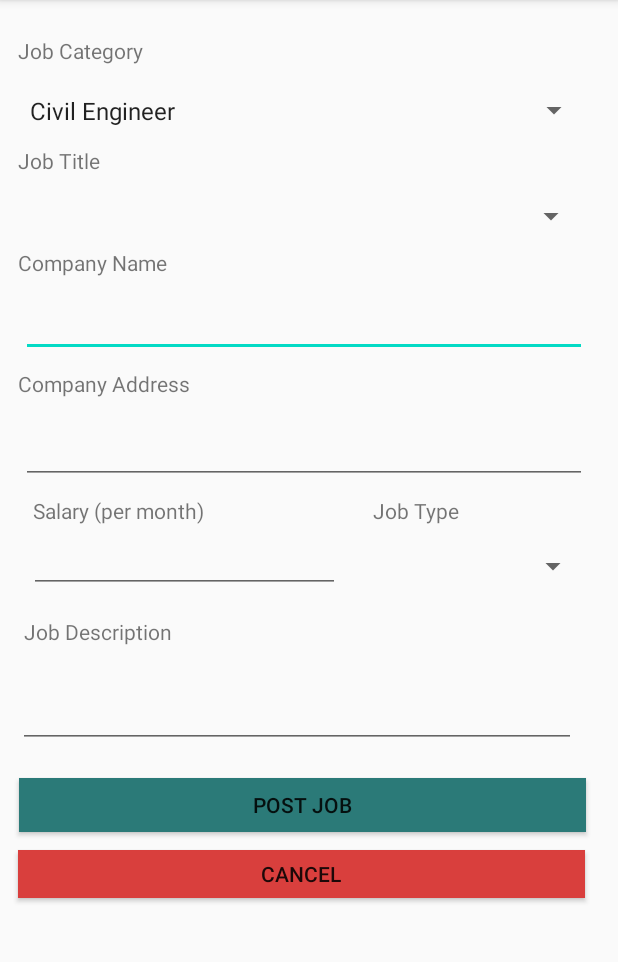
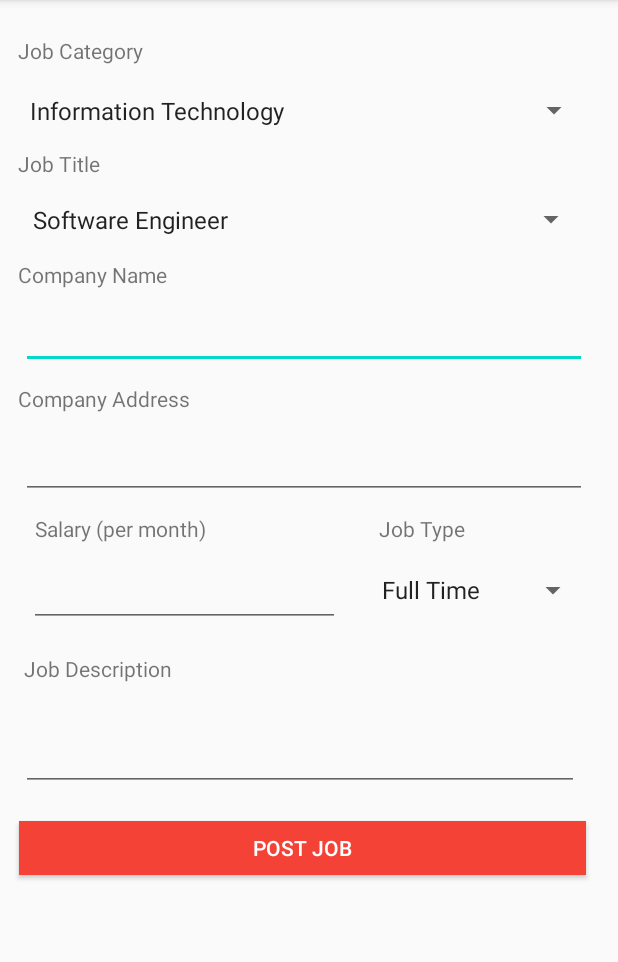
Before and after one commit to AkeelMNM/MADDProject, an Android app: the CompanyAddJobActivity screen opened directly, with no data from a screen before it, on a phone screen of 412 x 824 dp, the part 84-1046 px from its top. Run offline under Robolectric (Android 15) with nearby library versions, the phone set to English and light mode, and no system bars; our stand-ins replace Firebase (no records; nobody signed in at launch, a user with empty details on screens opened directly); Roboto replaces fonts that are not available here.

Commit message:
Updated by zumry.

```diff
--- a/app/src/main/java/com/firstapp/jobfixer/CompanyAddJobActivity.java
+++ b/app/src/main/java/com/firstapp/jobfixer/CompanyAddJobActivity.java
@@ -8,12 +8,13 @@ import android.os.Bundle;
 import android.text.TextUtils;
 import android.view.Menu;
 import android.view.MenuInflater;
+import android.view.MenuItem;
 import android.view.View;
+import android.widget.AdapterView;
 import android.widget.ArrayAdapter;
 import android.widget.Button;
 import android.widget.EditText;
 import android.widget.Spinner;
-import android.widget.TextView;
 import android.widget.Toast;
 
 import com.firstapp.jobfixer.Database.DBMaster;
@@ -26,18 +27,19 @@ import com.google.firebase.database.ValueEventListener;
 
 import java.util.ArrayList;
 
-public class CompanyAddJobActivity extends AppCompatActivity {
+public class CompanyAddJobActivity extends AppCompatActivity implements AdapterView.OnItemSelectedListener {
 
     private ArrayList<String> JobID = new ArrayList<>();
     public static final String JOBS_ID_PREFIX ="job0";
 
     EditText txtComName,txtComAdd,txtComSal,txtComDes;
     Button AddJobBtn;
-    Button CanBtn;
     Spinner jobCategory,JobTitle,JobType;
-    String[] JobCategoryArray,JobTitleArray,JobTypeArray;
+    String[] JobCategoryArray,JobTypeArray;
     ArrayAdapter CategoryAdapter,TileAdapter,TypeAdapter;
     DatabaseReference DBRef;
+
+    private String SelectCat ,SelectTit ,SelectType ;
 
     @Override
     protected void onCreate(Bundle savedInstanceState) {
@@ -48,9 +50,8 @@ public class CompanyAddJobActivity extends AppCompatActivity {
         JobTitle =(Spinner) findViewById(R.id.AddJobTitleSpinner);
         JobType =(Spinner) findViewById(R.id.AddJobTypeSpinner);
 
-        JobCategoryArray = getResources().getStringArray(R.array.arJobCat);
-        //JobTitleArray = getResources().getStringArray(R.array.);
-        //JobTypeArray = getResources().getStringArray(R.array.JobType);
+        JobCategoryArray = getResources().getStringArray(R.array.jobCat);
+        JobTypeArray = getResources().getStringArray(R.array.jobTy);
 
         txtComName = (EditText) findViewById(R.id.AddComName);
         txtComAdd = (EditText) findViewById(R.id.AddCompanyAddress);
@@ -58,19 +59,23 @@ public class CompanyAddJobActivity extends AppCompatActivity {
         txtComDes = (EditText) findViewById(R.id.AddtxtDesc);
 
         AddJobBtn = (Button) findViewById(R.id.AddJobPostBtn);
-        CanBtn = (Button) findViewById(R.id.AddJobCancelBtn);
 
+        /**Assigning the values to Job Category Spinner in the Activity**/
         CategoryAdapter = new ArrayAdapter(CompanyAddJobActivity.this,android.R.layout.simple_spinner_item,JobCategoryArray);
         CategoryAdapter.setDropDownViewResource(android.R.layout.simple_spinner_dropdown_item);
         jobCategory.setAdapter(CategoryAdapter);
+        jobCategory.setOnItemSelectedListener(this);
 
-        TileAdapter = new ArrayAdapter(CompanyAddJobActivity.this,android.R.layout.simple_spinner_item,JobTitleArray);
-        TileAdapter.setDropDownViewResource(android.R.layout.simple_spinner_dropdown_item);
-        JobTitle.setAdapter(TileAdapter);
-
+        /**Assigning the values to Job Type Spinner in the Activity**/
         TypeAdapter = new ArrayAdapter(CompanyAddJobActivity.this,android.R.layout.simple_spinner_item,JobTypeArray);
         TypeAdapter.setDropDownViewResource(android.R.layout.simple_spinner_dropdown_item);
         JobType.setAdapter(TypeAdapter);
+
+        /**Reading the values in Job Type Spinner in the Activity**/
+        SelectType = JobType.getSelectedItem().toString().trim();
+
+        /**Reading the values in Company Name in the Activity**/
+        txtComName.setText(SessionApplication.getUserName());
 
         AddJobBtn.setOnClickListener(new View.OnClickListener() {
             @Override
@@ -82,12 +87,12 @@ public class CompanyAddJobActivity extends AppCompatActivity {
 
                         Jobs job = new Jobs();
 
-                        job.setUserID("01");
-                        job.setCategory(jobCategory.getSelectedItem().toString().trim());
-                        job.setTitle(JobTitle.getSelectedItem().toString().trim());
+                        job.setUserID(SessionApplication.getUserID());
+                        job.setCategory(SelectCat);
+                        job.setTitle(SelectTit);
                         job.setCompanyName(txtComName.getText().toString().trim());
                         job.setCompanyAddress(txtComAdd.getText().toString().trim());
-                        job.setType(JobType.getSelectedItem().toString().trim());
+                        job.setType(SelectType);
                         job.setSalary(txtComSal.getText().toString().trim());
                         job.setDescription(txtComDes.getText().toString().trim());
 
@@ -144,16 +149,6 @@ public class CompanyAddJobActivity extends AppCompatActivity {
             }
         });
 
-        CanBtn.setOnClickListener(new View.OnClickListener() {
-            @Override
-            public void onClick(View view) {
-
-                Toast.makeText(CompanyAddJobActivity.this, "Cancel Add Job successfully..!!",Toast.LENGTH_SHORT).show();
-
-                Intent intent = new Intent(CompanyAddJobActivity.this,CompanyViewJobActivity.class);
-                startActivity(intent);
-            }
-        });
     }
 
     public boolean onCreateOptionsMenu(Menu menu) {
@@ -162,4 +157,96 @@ public class CompanyAddJobActivity extends AppCompatActivity {
         return true;
     }
 
+    @Override
+    public void onItemSelected (AdapterView< ? > parent, View view, int position, long id){
+
+        /**Reading the values in Job Category Spinner in the Activity**/
+        SelectCat = parent.getItemAtPosition(position).toString();
+
+
+        /**Change the values in Job Title according to the user selection of the job Category and assigning values to the job title Spinner in the Activity**/
+
+        if (SelectCat.equals("Information Technology")) {
+            TileAdapter = new ArrayAdapter<>(this, android.R.layout.simple_spinner_item, getResources().getStringArray(R.array.itJobCat));
+            TileAdapter.setDropDownViewResource(android.R.layout.simple_spinner_dropdown_item);
+            JobTitle.setAdapter(TileAdapter);
+
+        }
+        else if(SelectCat.equals("Business Management and Administration")){
+            TileAdapter = new ArrayAdapter<>(this, android.R.layout.simple_spinner_item, getResources().getStringArray(R.array.bmJobCat));
+            TileAdapter.setDropDownViewResource(android.R.layout.simple_spinner_dropdown_item);
+            JobTitle.setAdapter(TileAdapter);
+
+        }
+        else if(SelectCat.equals("Engineering")){
+            TileAdapter = new ArrayAdapter<>(this, android.R.layout.simple_spinner_item, getResources().getStringArray(R.array.enJobCat));
+            TileAdapter.setDropDownViewResource(android.R.layout.simple_spinner_dropdown_item);
+            JobTitle.setAdapter(TileAdapter);
+
+        }
+        else if(SelectCat.equals("Hospitality and Tourism")){
+            TileAdapter = new ArrayAdapter<>(this, android.R.layout.simple_spinner_item, getResources().getStringArray(R.array.htJobCat));
+            TileAdapter.setDropDownViewResource(android.R.layout.simple_spinner_dropdown_item);
+            JobTitle.setAdapter(TileAdapter);
+        }
+        else if(SelectCat.equals("Architecture and Construction")){
+            TileAdapter = new ArrayAdapter<>(this, android.R.layout.simple_spinner_item, getResources().getStringArray(R.array.arJobCat));
+            TileAdapter.setDropDownViewResource(android.R.layout.simple_spinner_dropdown_item);
+            JobTitle.setAdapter(TileAdapter);
+        }
+
+        /**Reading the values in Job Title Spinner in the Activity**/
+        SelectTit = JobTitle.getSelectedItem().toString();
+
+    }
+
+    @Override
+    public void onNothingSelected (AdapterView < ? > parent){
+
+    }
+
+    /** Menu bar actions**/
+    @Override
+    public boolean onOptionsItemSelected(@NonNull MenuItem item) {
+        switch (item.getItemId()) {
+            case R.id.action_help:
+                helpCenter();
+                return true;
+            case R.id.action_logout:
+                logOut();
+                return true;
+            default:
+                return super.onOptionsItemSelected(item);
+        }
+    }
+
+    /** Logout from device**/
+    private void logOut() {
+        SessionApplication.setUserID("");
+        SessionApplication.setUserName("");
+        SessionApplication.setUserType("");
+        SessionApplication.setUserEmail("");
+
+        Intent intent = new Intent(CompanyAddJobActivity.this,AdminLoginActivity.class);
+        startActivity(intent);
+
+
+    }
+
+    private void helpCenter() {
+        Intent intent = new Intent(CompanyAddJobActivity.this,HelpCenterActivity.class);
+        startActivity(intent);
+    }
+
+    @Override
+    protected void onStart() {
+        super.onStart();
+        /** check user is log in**/
+        if(SessionApplication.getUserName().equals("")){
+            Intent intent = new Intent(CompanyAddJobActivity.this,AdminLoginActivity.class);
+            startActivity(intent);
+        }
+
+    }
+
 }
--- a/app/src/main/java/com/firstapp/jobfixer/CompanyHomeActivity.java
+++ b/app/src/main/java/com/firstapp/jobfixer/CompanyHomeActivity.java
@@ -24,7 +24,7 @@ public class CompanyHomeActivity extends AppCompatActivity {
         HCompJobs=findViewById(R.id.btnCompanyJobs);
         HCompProfile=findViewById(R.id.btnCompanyProfile);
         HCompRequests=findViewById(R.id.btnCompanyRequest);
-        HCompHelpCent=findViewById(R.id.btnUserHelpCenter);
+        HCompHelpCent=findViewById(R.id.btnCompanyHelpCenter);
 
         /** Session Application class to get user Details**/
         SesUID=SessionApplication.getUserID();
@@ -36,6 +36,7 @@ public class CompanyHomeActivity extends AppCompatActivity {
             @Override
             public void onClick(View v) {
                 Intent intent = new Intent(CompanyHomeActivity.this,CompanyViewJobActivity.class);
+                startActivity(intent);
             }
         });
         HCompHelpCent.setOnClickListener(new View.OnClickListener() {
--- a/app/src/main/java/com/firstapp/jobfixer/CompanyViewJobActivity.java
+++ b/app/src/main/java/com/firstapp/jobfixer/CompanyViewJobActivity.java
@@ -18,6 +18,7 @@ import com.firstapp.jobfixer.Database.DBMaster;
 import com.firstapp.jobfixer.ViewAdapters.JobViewAdapter;
 import com.google.firebase.database.DataSnapshot;
 import com.google.firebase.database.DatabaseError;
+import com.google.firebase.database.DatabaseReference;
 import com.google.firebase.database.FirebaseDatabase;
 import com.google.firebase.database.Query;
 import com.google.firebase.database.ValueEventListener;
@@ -37,6 +38,7 @@ public class CompanyViewJobActivity extends AppCompatActivity {
     private ArrayList<String> mJobCate = new ArrayList<>();
 
     Button AddJob;
+    DatabaseReference dBRead;
 
     @Override
     protected void onCreate(Bundle savedInstanceState) {
@@ -60,7 +62,8 @@ public class CompanyViewJobActivity extends AppCompatActivity {
 
     private void initImageBitmaps() {
 
-        Query data = FirebaseDatabase.getInstance().getReference().child(DBMaster.Job.TABLE_NAME);
+        dBRead = FirebaseDatabase.getInstance().getReference().child(DBMaster.Job.TABLE_NAME);
+        Query data = dBRead.orderByChild(DBMaster.Job.COLUMN_NAME_USER_ID).equalTo(SessionApplication.getUserID());
 
         data.addValueEventListener(new ValueEventListener() {
             @Override
--- a/app/src/main/java/com/firstapp/jobfixer/ViewAdapters/JobViewAdapter.java
+++ b/app/src/main/java/com/firstapp/jobfixer/ViewAdapters/JobViewAdapter.java
@@ -13,7 +13,9 @@ import android.widget.Toast;
 import androidx.annotation.NonNull;
 import androidx.recyclerview.widget.RecyclerView;
 
+import com.firstapp.jobfixer.CompanyAddJobActivity;
 import com.firstapp.jobfixer.CompanyEditJobActivity;
+import com.firstapp.jobfixer.CompanyViewJobActivity;
 import com.firstapp.jobfixer.Database.DBMaster;
 import com.firstapp.jobfixer.R;
 import com.google.firebase.database.DataSnapshot;
@@ -104,6 +106,8 @@ public class JobViewAdapter extends RecyclerView.Adapter<JobViewAdapter.ViewHold
                             DatabaseReference dbRef = FirebaseDatabase.getInstance().getReference().child(DBMaster.Job.TABLE_NAME).child(id);
                             dbRef.removeValue();
                             Toast.makeText(mContext.getApplicationContext(), "Job Deleted Successfully", Toast.LENGTH_SHORT).show();
+
+
                         }
                     }
 
--- a/app/src/main/res/layout/activity_company_add_job.xml
+++ b/app/src/main/res/layout/activity_company_add_job.xml
@@ -31,7 +31,7 @@
         android:id="@+id/textView9"
         android:layout_width="208dp"
         android:layout_height="22dp"
-        android:layout_marginTop="8dp"
+        android:layout_marginTop="10dp"
         android:text="@string/job_title"
         app:layout_constraintEnd_toEndOf="parent"
         app:layout_constraintHorizontal_bias="0.059"
@@ -53,7 +53,7 @@
         android:id="@+id/textView10"
         android:layout_width="205dp"
         android:layout_height="23dp"
-        android:layout_marginTop="4dp"
+        android:layout_marginTop="10dp"
         android:text="@string/compName"
         app:layout_constraintEnd_toEndOf="parent"
         app:layout_constraintHorizontal_bias="0.058"
@@ -76,7 +76,7 @@
         android:id="@+id/textView15"
         android:layout_width="205dp"
         android:layout_height="23dp"
-        android:layout_marginTop="8dp"
+        android:layout_marginTop="10dp"
         android:text="@string/Work_place_address"
         app:layout_constraintEnd_toEndOf="parent"
         app:layout_constraintHorizontal_bias="0.058"
@@ -98,8 +98,8 @@
     <TextView
         android:id="@+id/textView12"
         android:layout_width="205dp"
-        android:layout_height="19dp"
-        android:layout_marginTop="8dp"
+        android:layout_height="20dp"
+        android:layout_marginTop="10dp"
         android:text="@string/Salary"
         app:layout_constraintEnd_toStartOf="@+id/textView11"
         app:layout_constraintHorizontal_bias="0.5"
@@ -108,9 +108,9 @@
 
     <TextView
         android:id="@+id/textView11"
-        android:layout_width="141dp"
-        android:layout_height="22dp"
-        android:layout_marginTop="8dp"
+        android:layout_width="136dp"
+        android:layout_height="20dp"
+        android:layout_marginTop="10dp"
         android:text="@string/job_type"
         app:layout_constraintEnd_toEndOf="parent"
         app:layout_constraintHorizontal_bias="0.5"
@@ -120,8 +120,8 @@
     <EditText
         android:id="@+id/AddJobSalary"
         android:layout_width="207dp"
-        android:layout_height="37dp"
-        android:layout_marginTop="8dp"
+        android:layout_height="wrap_content"
+        android:layout_marginTop="10dp"
         android:ems="10"
         android:inputType="number"
         app:layout_constraintEnd_toStartOf="@+id/AddJobTypeSpinner"
@@ -132,8 +132,8 @@
     <Spinner
         android:id="@+id/AddJobTypeSpinner"
         android:layout_width="146dp"
-        android:layout_height="34dp"
-        android:layout_marginTop="8dp"
+        android:layout_height="41dp"
+        android:layout_marginTop="10dp"
         app:layout_constraintEnd_toEndOf="parent"
         app:layout_constraintHorizontal_bias="0.5"
         app:layout_constraintStart_toEndOf="@+id/AddJobSalary"
@@ -143,7 +143,7 @@
         android:id="@+id/textView13"
         android:layout_width="225dp"
         android:layout_height="27dp"
-        android:layout_marginTop="16dp"
+        android:layout_marginTop="18dp"
         android:text="@string/Job_Description"
         app:layout_constraintEnd_toEndOf="parent"
         app:layout_constraintHorizontal_bias="0.086"
@@ -154,11 +154,11 @@
         android:id="@+id/AddtxtDesc"
         android:layout_width="372dp"
         android:layout_height="48dp"
-        android:layout_marginTop="12dp"
+        android:layout_marginTop="16dp"
         android:ems="10"
         android:inputType="textPersonName"
         app:layout_constraintEnd_toEndOf="parent"
-        app:layout_constraintHorizontal_bias="0.307"
+        app:layout_constraintHorizontal_bias="0.358"
         app:layout_constraintStart_toStartOf="parent"
         app:layout_constraintTop_toBottomOf="@+id/textView13" />
 
@@ -167,24 +167,13 @@
         android:layout_width="378dp"
         android:layout_height="36dp"
         android:layout_marginTop="20dp"
-        android:background="@color/Post_Job_btn"
+        android:background="@color/AdUpForm_Btn_Color"
+        android:radius="8dp"
+        android:textColor="#FFFF"
         android:text="@string/Post_Job_btn"
-        android:radius="8dp"
         app:layout_constraintEnd_toEndOf="parent"
         app:layout_constraintHorizontal_bias="0.363"
         app:layout_constraintStart_toStartOf="parent"
         app:layout_constraintTop_toBottomOf="@+id/AddtxtDesc" />
 
-    <Button
-        android:id="@+id/AddJobCancelBtn"
-        android:layout_width="378dp"
-        android:layout_height="32dp"
-        android:layout_marginTop="12dp"
-        android:background="@color/Cancel_Job_btn"
-        android:text="@string/Cancel_btn"
-        app:layout_constraintEnd_toEndOf="parent"
-        app:layout_constraintHorizontal_bias="0.36"
-        app:layout_constraintStart_toStartOf="parent"
-        app:layout_constraintTop_toBottomOf="@+id/AddJobPostBtn" />
-
 </androidx.constraintlayout.widget.ConstraintLayout>
--- a/app/src/main/res/layout/company_view_layout.xml
+++ b/app/src/main/res/layout/company_view_layout.xml
@@ -89,6 +89,7 @@
         android:id="@+id/btRemove"
         android:layout_width="wrap_content"
         android:layout_height="35dp"
+        android:textColor="#FFFF"
         android:layout_below="@+id/bEdit"
         android:layout_alignParentStart="true"
         android:layout_alignParentEnd="true"
--- a/app/src/main/res/layout/user_view_job_layout.xml
+++ b/app/src/main/res/layout/user_view_job_layout.xml
@@ -76,12 +76,13 @@
         android:layout_width="wrap_content"
         android:layout_height="35dp"
         android:layout_below="@+id/Cv_typ"
+        android:textColor="#FFFF"
         android:layout_alignParentStart="true"
         android:layout_alignParentEnd="true"
         android:layout_marginStart="208dp"
         android:layout_marginTop="5dp"
         android:layout_marginEnd="3dp"
-        android:backgroundTint="@color/View_List_Up_Color"
+        android:backgroundTint="@color/AddJobBtn_Color"
         android:text="@string/user_View_btn"
         android:textSize="12sp" />
 
@@ -89,13 +90,14 @@
         android:id="@+id/userApplyBtn"
         android:layout_width="wrap_content"
         android:layout_height="35dp"
+        android:textColor="#FFFF"
         android:layout_below="@+id/userViewMoreBtn"
         android:layout_alignParentStart="true"
         android:layout_alignParentEnd="true"
         android:layout_marginStart="209dp"
         android:layout_marginTop="3dp"
         android:layout_marginEnd="3dp"
-        android:backgroundTint="@color/colorAccent"
+        android:backgroundTint="@color/Update_Job_btn"
         android:text="@string/user_apply_btn"
         android:textSize="12sp" />
 
```
Also changed, not shown: app/src/main/java/com/firstapp/jobfixer/CompanyEditJobActivity.java (+47 -1 lines), app/src/main/java/com/firstapp/jobfixer/UserViewJobActivity.java (+11 -0 lines), app/src/main/res/layout/activity_company_edit_job.xml (+11 -9 lines).
